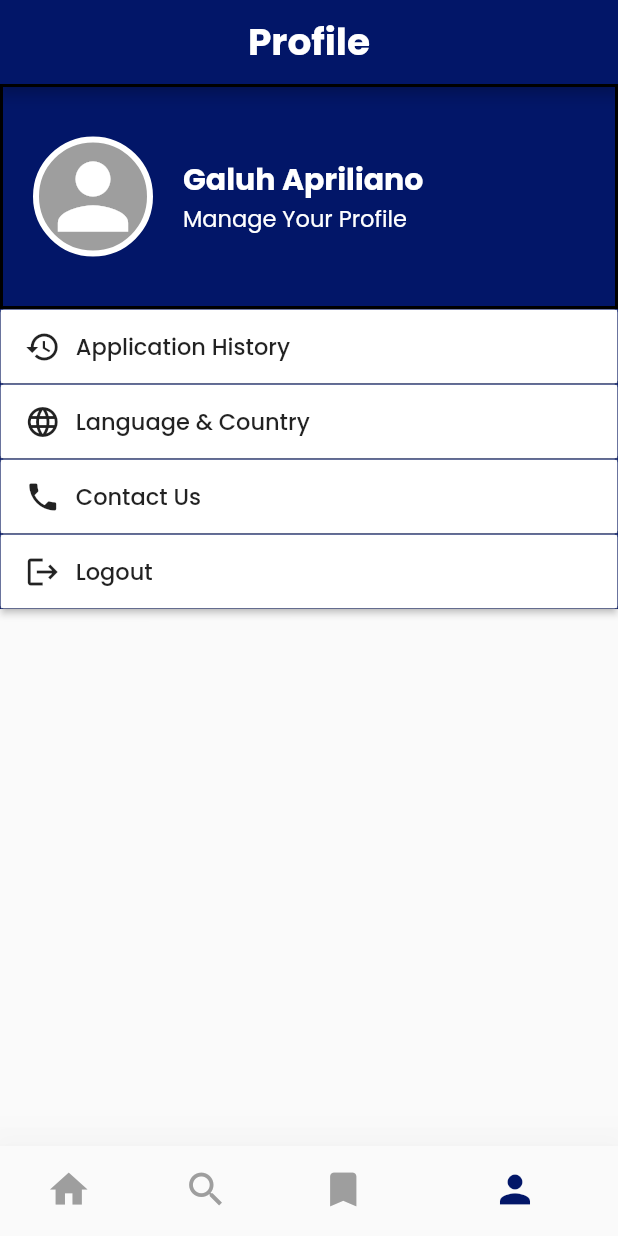
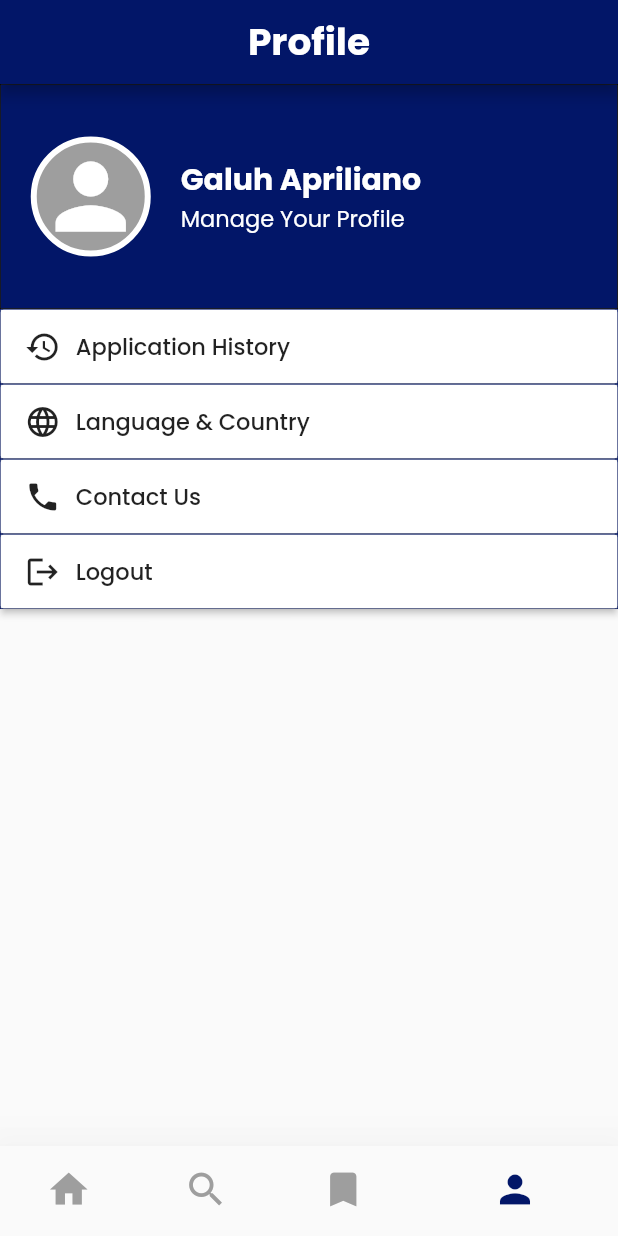
Before and after one commit to ardianhilmip35/coba_mobile_go_job, a Flutter app: the screen it shows after launch, item 4 of the bottom bar chosen, on a phone screen of 412 x 824 dp. Run offline on Flutter 3.47's test engine with Material 2 defaults, Android fonts, the phone set to English and light mode, and no system bars; our stand-ins replace get, google_fonts.

Commit message:
galuh commit

```diff
--- a/lib/pages/localestring.dart
+++ b/lib/pages/localestring.dart
@@ -52,6 +52,7 @@ class LocaleString extends Translations {
           'gantibahasa': 'Change Language',
           'gantibahasamu': 'Choose Your Language',
         },
+
         'id_ID': {
           'kelola': 'Kelola Profilmu',
           'riwayat': 'Riwayat Lamaran',
--- a/lib/pages/profil.dart
+++ b/lib/pages/profil.dart
@@ -35,7 +35,7 @@ class _ProfilState extends State<Profil> {
               height: 150,
               decoration: BoxDecoration(
                 color: primarycolor,
-                border: Border.all(color: Colors.black, width: 2),
+                border: Border.all(color: Colors.black, width: 0.5),
               ),
               child: Row(
                 children: <Widget>[
```
